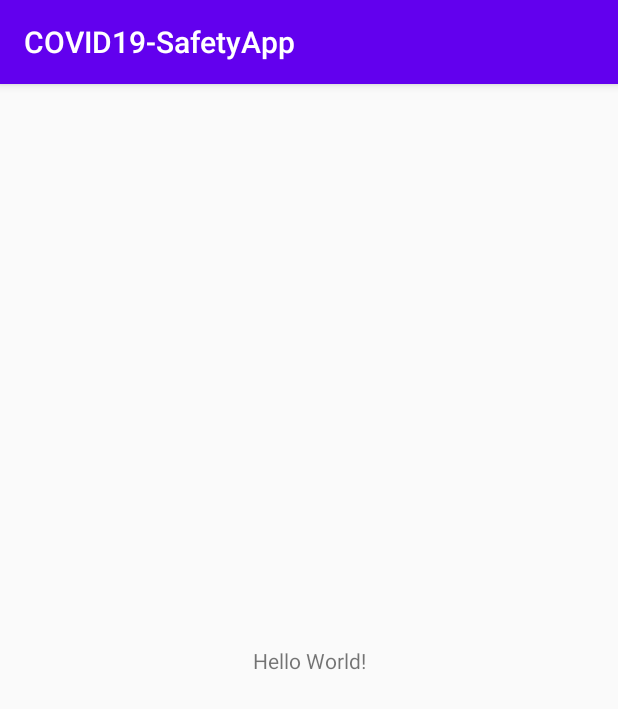
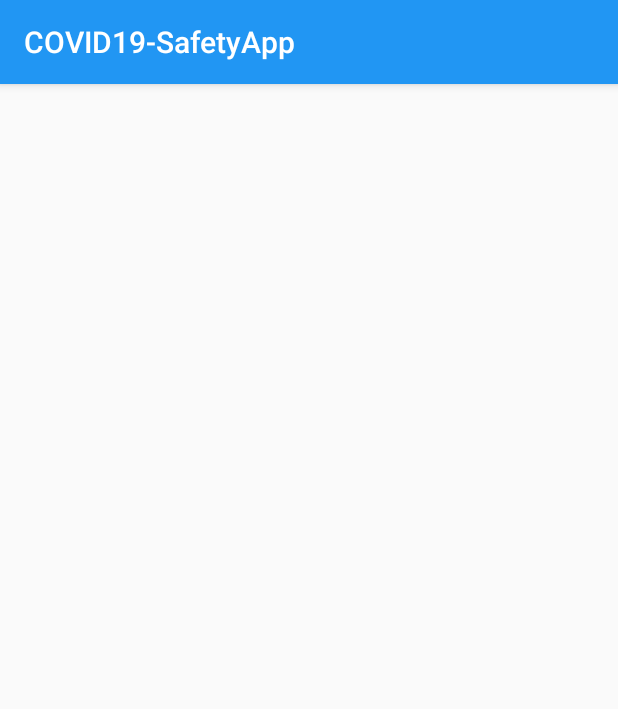
Before and after one commit to VarunT11/Covid-19-App, an Android app: the screen it shows after launch (MainActivity), on a phone screen of 412 x 824 dp. Shown: the top 709 px of the screen. Run offline under Robolectric (Android 15) with nearby library versions, the phone set to English and light mode, and no system bars.

Commit message:
Linked the Project with Firebase and Updated values in "colors.xml" File

```diff
--- a/app/build.gradle
+++ b/app/build.gradle
@@ -1,4 +1,5 @@
 apply plugin: 'com.android.application'
+apply plugin: 'com.google.gms.google-services'
 
 android {
     compileSdkVersion 29
@@ -26,6 +27,7 @@ android {
 dependencies {
     implementation fileTree(dir: 'libs', include: ['*.jar'])
 
+    implementation 'com.google.firebase:firebase-analytics:17.2.2'
     implementation 'androidx.appcompat:appcompat:1.1.0'
     implementation 'androidx.constraintlayout:constraintlayout:1.1.3'
     testImplementation 'junit:junit:4.12'
--- a/app/src/main/res/layout/activity_main.xml
+++ b/app/src/main/res/layout/activity_main.xml
@@ -1,18 +1,11 @@
 <?xml version="1.0" encoding="utf-8"?>
-<androidx.constraintlayout.widget.ConstraintLayout xmlns:android="http://schemas.android.com/apk/res/android"
+<LinearLayout xmlns:android="http://schemas.android.com/apk/res/android"
     xmlns:app="http://schemas.android.com/apk/res-auto"
     xmlns:tools="http://schemas.android.com/tools"
     android:layout_width="match_parent"
     android:layout_height="match_parent"
+    android:orientation="vertical"
     tools:context=".MainActivity">
 
-    <TextView
-        android:layout_width="wrap_content"
-        android:layout_height="wrap_content"
-        android:text="Hello World!"
-        app:layout_constraintBottom_toBottomOf="parent"
-        app:layout_constraintLeft_toLeftOf="parent"
-        app:layout_constraintRight_toRightOf="parent"
-        app:layout_constraintTop_toTopOf="parent" />
 
-</androidx.constraintlayout.widget.ConstraintLayout>
+</LinearLayout>
--- a/app/src/main/res/values/colors.xml
+++ b/app/src/main/res/values/colors.xml
@@ -1,6 +1,9 @@
 <?xml version="1.0" encoding="utf-8"?>
 <resources>
-    <color name="colorPrimary">#6200EE</color>
-    <color name="colorPrimaryDark">#3700B3</color>
-    <color name="colorAccent">#03DAC5</color>
+    <color name="colorPrimary">#2196F3</color>
+    <color name="colorPrimaryDark">#1976D2</color>
+    <color name="colorPrimaryLight">#BBDEFB</color>
+    <color name="colorAccent">#4CAF50</color>
+    <color name="colorPrimaryText">#212121</color>
+    <color name="colorTextIcons">#FFFFFF</color>
 </resources>
--- a/build.gradle
+++ b/build.gradle
@@ -9,6 +9,7 @@ buildscript {
     }
     dependencies {
         classpath 'com.android.tools.build:gradle:3.6.1'
+        classpath 'com.google.gms:google-services:4.3.3'
 
 
         // NOTE: Do not place your application dependencies here; they belong
```
Also changed, not shown: 1 other file.
